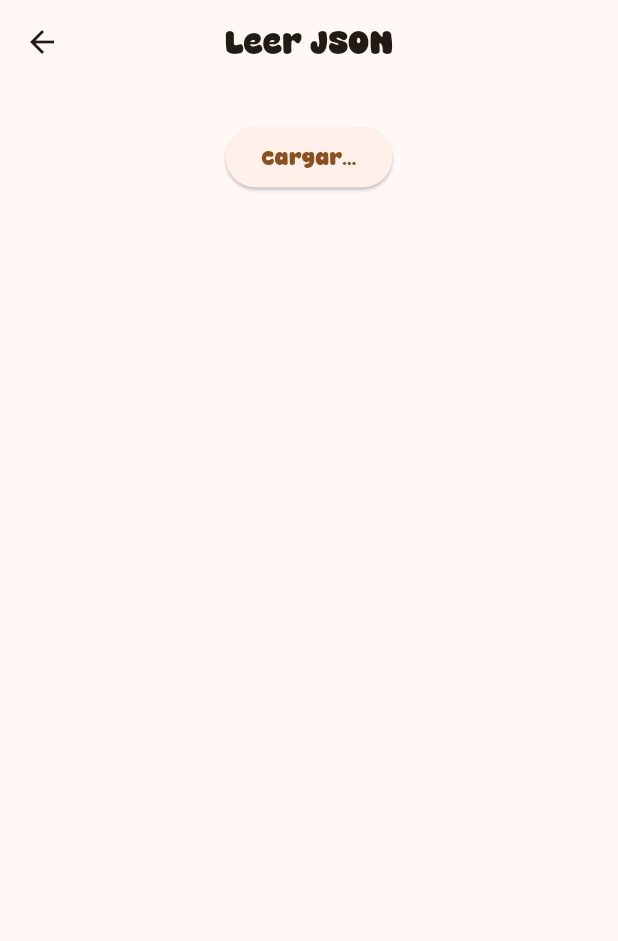
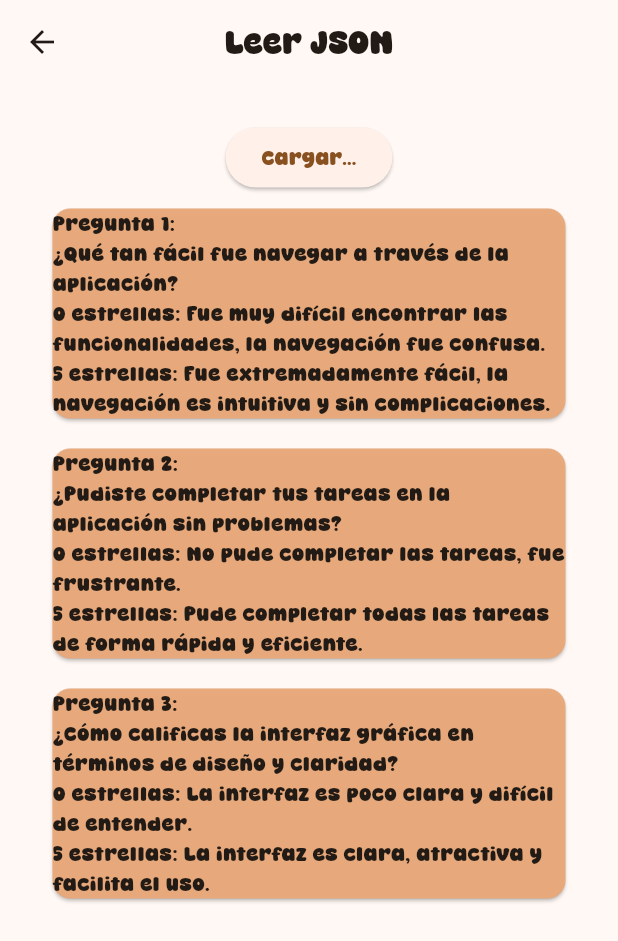
Before and after one commit to GermanAliaga/HomeCoffee, a Flutter app: the Tuopinion screen opened directly, after a tap on "Cargar...", on a phone screen of 412 x 824 dp. Shown: the top 941 px of the screen. Run offline on Flutter 3.47's test engine with Material 3 defaults, Android fonts, the phone set to English and light mode, and no system bars; our stand-ins replace flutter_svg.

Commit message:
intento lectura json

```diff
--- a/assets/jsons/tuopinion.json
+++ b/assets/tuopinion.json
@@ -1,19 +1,19 @@
 {
     "usabilidad": [
         {
-            "titulo": "Pregunta 1: ¿Qué tan fácil fue navegar a través de la aplicación?",
+            "titulo": "Pregunta 1:\n¿Qué tan fácil fue navegar a través de la aplicación?",
             "valor": 0,
             "min": "0 estrellas: Fue muy difícil encontrar las funcionalidades, la navegación fue confusa.",
             "max": "5 estrellas: Fue extremadamente fácil, la navegación es intuitiva y sin complicaciones."
         },
         {
-            "titulo": "Pregunta 2: ¿Pudiste completar tus tareas en la aplicación sin problemas?",
+            "titulo": "Pregunta 2:\n¿Pudiste completar tus tareas en la aplicación sin problemas?",
             "valor": 0,
             "min": "0 estrellas: No pude completar las tareas, fue frustrante.",
             "max": "5 estrellas: Pude completar todas las tareas de forma rápida y eficiente."
         },
         {
-            "titulo": "Pregunta 3: ¿Cómo calificas la interfaz gráfica en términos de diseño y claridad?",
+            "titulo": "Pregunta 3:\n¿Cómo calificas la interfaz gráfica en términos de diseño y claridad?",
             "valor": 0,
             "min": "0 estrellas: La interfaz es poco clara y difícil de entender.",
             "max": "5 estrellas: La interfaz es clara, atractiva y facilita el uso."
@@ -21,19 +21,19 @@
     ],
     "contenido": [
         {
-            "titulo": "Pregunta 1: ¿El contenido de la aplicación fue útil para ti?",
+            "titulo": "Pregunta 1:\n¿El contenido de la aplicación fue útil para ti?",
             "valor": 0,
             "min": "0 estrellas: El contenido no fue relevante ni útil.",
             "max": "5 estrellas: El contenido fue muy útil y relevante para mis necesidades."
         },
         {
-            "titulo": "Pregunta 2: ¿Qué tan bien el contenido de la aplicación se adapta a tus expectativas?",
+            "titulo": "Pregunta 2:\n¿Qué tan bien el contenido de la aplicación se adapta a tus expectativas?",
             "valor": 0,
             "min": "0 estrellas: El contenido no cumplió con mis expectativas.",
             "max": "5 estrellas: El contenido superó completamente mis expectativas."
         },
         {
-            "titulo": "Pregunta 3: ¿El contenido de la aplicación está presentado de manera clara y comprensible?",
+            "titulo": "Pregunta 3:\n¿El contenido de la aplicación está presentado de manera clara y comprensible?",
             "valor": 0,
             "min": "0 estrellas: El contenido está mal estructurado o es confuso.",
             "max": "5 estrellas: El contenido está muy bien presentado y es fácil de comprender."
@@ -41,19 +41,19 @@
     ],
     "compartir": [
         {
-            "titulo": "Pregunta 1: ¿Qué tan probable es que recomiendes esta aplicación a un amigo?",
+            "titulo": "Pregunta 1:\n¿Qué tan probable es que recomiendes esta aplicación a un amigo?",
             "valor": 0,
             "min": "0 estrellas: No la recomendaría en absoluto.",
             "max": "5 estrellas: Definitivamente la recomendaría."
         },
         {
-            "titulo": "Pregunta 2: ¿Cómo te sentirías al compartir esta aplicación con alguien más?",
+            "titulo": "Pregunta 2:\n¿Cómo te sentirías al compartir esta aplicación con alguien más?",
             "valor": 0,
             "min": "0 estrellas: No me sentiría cómodo compartiéndola.",
             "max": "5 estrellas: Me sentiría muy cómodo compartiéndola."
         },
         {
-            "titulo": "Pregunta 3: ¿Crees que esta aplicación podría ser útil para personas cercanas a ti?",
+            "titulo": "Pregunta 3:\n¿Crees que esta aplicación podría ser útil para personas cercanas a ti?",
             "valor": 0,
             "min": "0 estrellas: No creo que sea útil para otras personas.",
             "max": "5 estrellas: Estoy seguro de que sería muy útil para personas cercanas."
--- a/lib/pages/tuopinion.dart
+++ b/lib/pages/tuopinion.dart
@@ -18,10 +18,10 @@ class _TuopinionState extends State<Tuopinion> {
   */
   Future<void> readJson() async {
     final String response =
-        await rootBundle.loadString("assets/jsons/tuopinion.json");
+        await rootBundle.loadString("assets/tuopinion.json");
     final data = await json.decode(response);
     setState(() {
-      items = data["items"];
+      items = data["usabilidad"];
     });
   }
 
@@ -46,15 +46,15 @@ class _TuopinionState extends State<Tuopinion> {
                         return Card(
                             key: ValueKey(items[index]["id"]),
                             margin: const EdgeInsets.all(10),
-                            color: Colors.amber.shade100,
-                            child: ListTile(
-                              leading: Text(items[index][
-                                  "id"]), // Asignamos el parametro ID del elemento
-                              title: Text(items[index][
-                                  "name"]), // Asignamos el parametro NAME del elemento
-                              subtitle: Text(items[index][
-                                  "description"]), // Asignamos el parametro DESCRIPTION del elemento
-                            ));
+                            color: const Color.fromARGB(249, 232, 169, 122),
+                            child: Column(children: [
+                              Text(items[index][
+                                  "titulo"]), // Asignamos el parametro ID del elemento
+                              Text(items[index][
+                                  "min"]), // Asignamos el parametro NAME del elemento
+                              Text(items[index][
+                                  "max"]), // Asignamos el parametro DESCRIPTION del elemento
+                            ]));
                       },
                     ))
                   : Container()
--- a/pubspec.yaml
+++ b/pubspec.yaml
@@ -59,6 +59,7 @@ flutter:
       - assets/icons/logo.svg
       - assets/icons/Logo2.svg
       - assets/icons/Logo.png
+      - assets/tuopinion.json
 
   fonts:
     - family: Caramel
```
Also changed, not shown: assets/recetas.json (renamed from assets/jsons/recetas.json).
